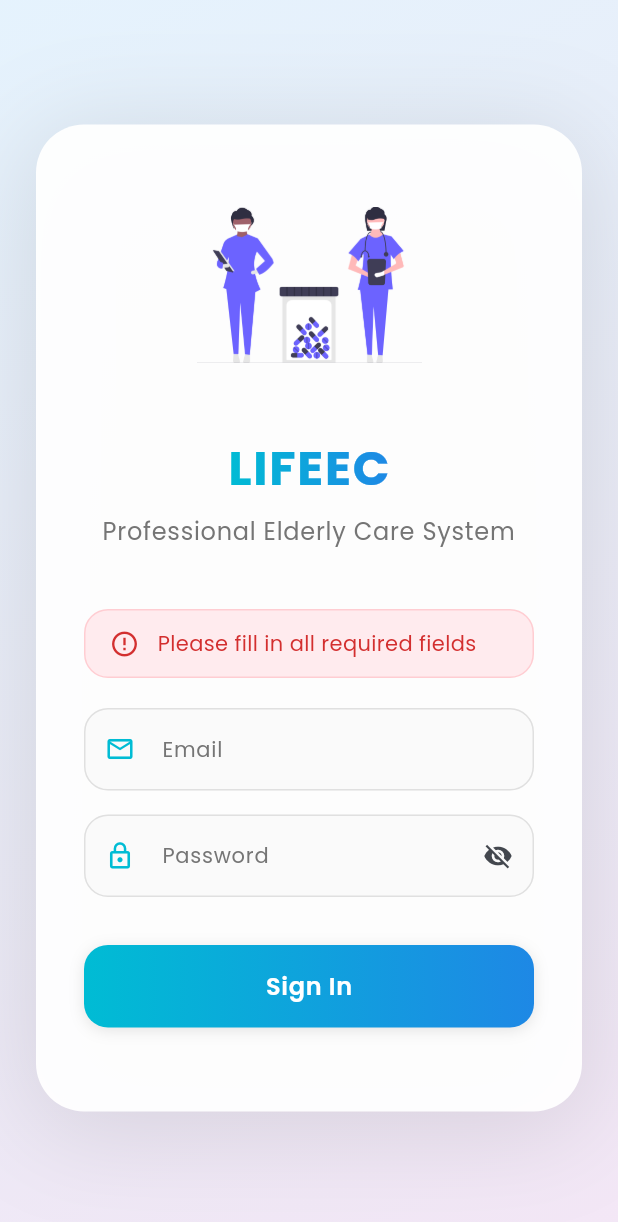
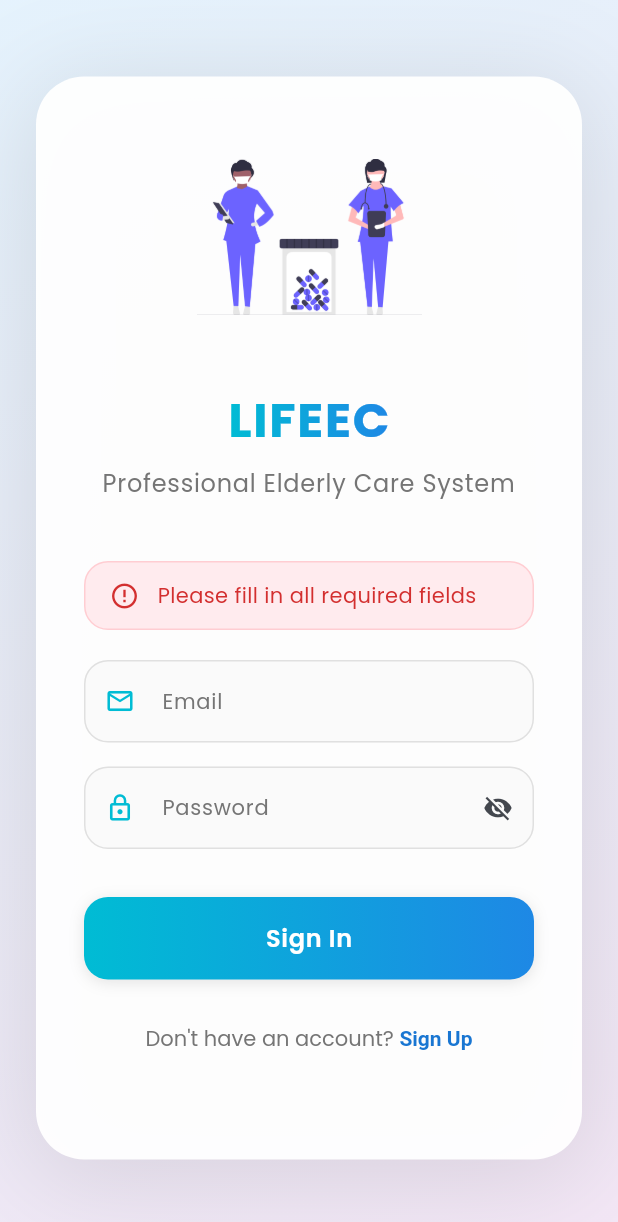
Before and after one commit to Kenneth14031129/LIFEEC_MOBILE-1-, a Flutter app: the screen it shows after launch, after a tap on "Sign In", on a phone screen of 412 x 824 dp. Shown: the top 1222 px of the screen. Run offline on Flutter 3.47's test engine with Material 3 defaults, Android fonts, the light colour scheme and no system bars; our stand-ins replace fl_chart, google_fonts, shared_preferences, timeago; network calls fail.

Commit message:
Update login to have otp

```diff
--- a/lib/login_page.dart
+++ b/lib/login_page.dart
@@ -6,6 +6,8 @@ import 'contact_list_screen.dart';
 import 'dashboard.dart';
 import 'package:http/http.dart' as http;
 import 'dart:convert';
+
+import 'otp_verification_screen.dart';
 
 class LoginPage extends StatefulWidget {
   const LoginPage({super.key});
@@ -25,7 +27,7 @@ class LoginPageState extends State<LoginPage>
   final TextEditingController _passwordController = TextEditingController();
   final TextEditingController _fullNameController = TextEditingController();
   final TextEditingController _phoneController = TextEditingController();
-  String? _selectedUserType = 'nurse';
+  String _selectedUserType = 'nurse';
   String? _errorMessage;
 
   @override
@@ -64,6 +66,7 @@ class LoginPageState extends State<LoginPage>
 // Add this function outside the class to handle registration
   Future<Map<String, dynamic>> registerUser(String fullName, String email,
       String password, String phone, String userType) async {
+    try {
       final response = await http.post(
         Uri.parse('https://lifeec-mobile-1.onrender.com/api/users/register'),
         headers: {'Content-Type': 'application/json'},
@@ -76,7 +79,29 @@ class LoginPageState extends State<LoginPage>
         }),
       );
 
+      if (kDebugMode) {
+        print('Response status code: ${response.statusCode}');
+      }
+      if (kDebugMode) {
+        print('Response body: ${response.body}');
+      }
+
+      if (response.statusCode == 400) {
+        final errorData = json.decode(response.body);
+        throw errorData['message'] ?? 'Registration failed';
+      }
+
+      if (response.statusCode != 200 && response.statusCode != 201) {
+        throw 'Unexpected error occurred';
+      }
+
       return json.decode(response.body);
+    } catch (e) {
+      if (kDebugMode) {
+        print('Registration error: $e');
+      }
+      rethrow;
+    }
   }
 
 // Replace the existing _handleSubmit with this version
@@ -92,7 +117,6 @@ class LoginPageState extends State<LoginPage>
       Map<String, dynamic> response;
 
       if (isLogin) {
-        // Handle login
         response =
             await loginUser(_emailController.text, _passwordController.text);
 
@@ -100,32 +124,57 @@ class LoginPageState extends State<LoginPage>
           throw response['error'] ?? response['message'];
         }
 
+        // Safely access nested user data with null checks
+        final userData = response['user'] as Map<String, dynamic>?;
+        if (userData == null) {
+          throw 'Invalid response format';
+        }
+
         // Check if user is archived
-        if (response['user']['isArchived'] == true) {
+        if (userData['isArchived'] == true) {
           throw 'This account has been archived. Please contact your administrator.';
         }
 
         // Check if user type is valid
-        final userType = response['user']['userType'];
-        if (!['nurse', 'nutritionist', 'relative'].contains(userType)) {
+        final userType = userData['userType'] as String?;
+        if (userType == null ||
+            !['nurse', 'nutritionist', 'relative'].contains(userType)) {
           throw 'Invalid user type. Access denied.';
         }
 
-        // Save user ID to SharedPreferences
+        // Save user data with null checks
         final prefs = await SharedPreferences.getInstance();
-        await prefs.setString('userId', response['user']['id']);
-        await prefs.setString('userRole', response['user']['userType']);
-        await prefs.setString('userEmail', response['user']['email']);
-        await prefs.setString('userName', response['user']['fullName']);
+        await prefs.setString('userId', userData['id']?.toString() ?? '');
+        await prefs.setString('userRole', userType);
+        await prefs.setString('userEmail', userData['email']?.toString() ?? '');
+        await prefs.setString(
+            'userName', userData['fullName']?.toString() ?? '');
 
-        if (kDebugMode) {
-          print('Saved userId: ${response['user']['id']}');
-          print('Saved userRole: ${response['user']['userType']}');
-          print('Saved userEmail: ${response['user']['email']}');
-          print('Saved userName: ${response['user']['fullName']}');
+        if (mounted) {
+          ScaffoldMessenger.of(context).showSnackBar(
+            SnackBar(
+              content: Text(
+                'Successfully logged in!',
+                style: GoogleFonts.poppins(color: Colors.white),
+              ),
+              backgroundColor: Colors.green,
+              duration: const Duration(seconds: 2),
+            ),
+          );
+
+          Navigator.pushReplacement(
+            context,
+            MaterialPageRoute(
+              builder: (context) {
+                return userType.toLowerCase() == 'nurse'
+                    ? const DashboardScreen()
+                    : const ContactsListScreen();
+              },
+            ),
+          );
         }
       } else {
-        // Handle registration
+        // Registration logic
         if (!['nurse', 'nutritionist', 'relative']
             .contains(_selectedUserType)) {
           throw 'Invalid user type. Only nurses, nutritionists, and relatives can register.';
@@ -136,35 +185,20 @@ class LoginPageState extends State<LoginPage>
           _emailController.text,
           _passwordController.text,
           _phoneController.text,
-          _selectedUserType!,
+          _selectedUserType,
         );
 
-        if (response.containsKey('error') || response.containsKey('message')) {
-          throw response['error'] ?? response['message'];
-        }
-
-        // After successful registration, automatically save user data
-        final prefs = await SharedPreferences.getInstance();
-        await prefs.setString('userId', response['user']['id']);
-        await prefs.setString('userRole', response['user']['userType']);
-        await prefs.setString('userEmail', response['user']['email']);
-        await prefs.setString('userName', response['user']['fullName']);
-
-        if (kDebugMode) {
-          print('Saved new user data:');
-          print('userId: ${response['user']['id']}');
-          print('userRole: ${response['user']['userType']}');
-          print('userEmail: ${response['user']['email']}');
-          print('userName: ${response['user']['fullName']}');
-        }
+        // Extract userId from the response
+        final userId = response['user']?['id'];
+        if (userId == null) {
+          throw 'Invalid response format';
         }
 
         if (mounted) {
-        // Show success message
           ScaffoldMessenger.of(context).showSnackBar(
             SnackBar(
               content: Text(
-              isLogin ? 'Successfully logged in!' : 'Successfully registered!',
+                'Registration successful! Please verify your email.',
                 style: GoogleFonts.poppins(color: Colors.white),
               ),
               backgroundColor: Colors.green,
@@ -172,27 +206,22 @@ class LoginPageState extends State<LoginPage>
             ),
           );
 
-        // Navigate based on user role
-        final userRole = response['user']['userType'].toString().toLowerCase();
           Navigator.pushReplacement(
             context,
             MaterialPageRoute(
-            builder: (context) {
-              if (userRole == 'nurse') {
-                return const DashboardScreen();
-              } else {
-                return const ContactsListScreen();
-              }
-            },
+              builder: (context) => OTPVerificationScreen(
+                userId: userId.toString(),
+                email: _emailController.text,
+              ),
             ),
           );
+        }
       }
     } catch (error) {
       setState(() {
         _errorMessage = error.toString();
       });
 
-      // Show error snackbar
       if (mounted) {
         ScaffoldMessenger.of(context).showSnackBar(
           SnackBar(
@@ -216,14 +245,17 @@ class LoginPageState extends State<LoginPage>
 
 // Also update _validateForm to include email validation:
   bool _validateForm() {
-    if (_emailController.text.isEmpty || _passwordController.text.isEmpty) {
+    if (_fullNameController.text.isEmpty ||
+        _emailController.text.isEmpty ||
+        _passwordController.text.isEmpty ||
+        _phoneController.text.isEmpty) {
       setState(() {
         _errorMessage = 'Please fill in all required fields';
       });
       return false;
     }
 
-    // Basic email validation
+    // Email format validation
     final emailRegExp = RegExp(r'^[\w-\.]+@([\w-]+\.)+[\w-]{2,4}$');
     if (!emailRegExp.hasMatch(_emailController.text)) {
       setState(() {
@@ -232,22 +264,7 @@ class LoginPageState extends State<LoginPage>
       return false;
     }
 
-    if (!isLogin) {
-      if (_fullNameController.text.isEmpty) {
-        setState(() {
-          _errorMessage = 'Please enter your full name';
-        });
-        return false;
-      }
-
-      if (_phoneController.text.isEmpty) {
-        setState(() {
-          _errorMessage = 'Please enter your phone number';
-        });
-        return false;
-      }
-    }
-
+    // Password length check
     if (_passwordController.text.length < 6) {
       setState(() {
         _errorMessage = 'Password must be at least 6 characters long';
@@ -310,6 +327,8 @@ class LoginPageState extends State<LoginPage>
 
                       // Submit Button
                       _buildSubmitButton(),
+                      const SizedBox(height: 8),
+                      _buildToggleButton(),
                       const SizedBox(height: 24),
                     ],
                   ),
@@ -533,7 +552,11 @@ class LoginPageState extends State<LoginPage>
           child: Text('Family Member/Relative'),
         ),
       ],
-      onChanged: (value) => setState(() => _selectedUserType = value),
+      onChanged: (value) {
+        if (value != null) {
+          setState(() => _selectedUserType = value);
+        }
+      },
     );
   }
 
@@ -593,4 +616,41 @@ class LoginPageState extends State<LoginPage>
       ),
     );
   }
+
+  Widget _buildToggleButton() {
+    return Padding(
+      padding: const EdgeInsets.only(top: 8),
+      child: TextButton(
+        onPressed: () {
+          setState(() {
+            isLogin = !isLogin;
+            _errorMessage =
+                null; // Clear any error messages when switching modes
+          });
+        },
+        child: RichText(
+          text: TextSpan(
+            style: GoogleFonts.poppins(
+              fontSize: 14,
+              color: Colors.grey[600],
+            ),
+            children: [
+              TextSpan(
+                text: isLogin
+                    ? "Don't have an account? "
+                    : "Already have an account? ",
+              ),
+              TextSpan(
+                text: isLogin ? "Sign Up" : "Sign In",
+                style: TextStyle(
+                  color: Colors.blue[700],
+                  fontWeight: FontWeight.w600,
+                ),
+              ),
+            ],
+          ),
+        ),
+      ),
+    );
   }
+}
```
Also changed, not shown: lib/otp_verification_screen.dart (added, +190 -0 lines), 7 other files. Lines whose indentation alone changed are shown as unchanged.
